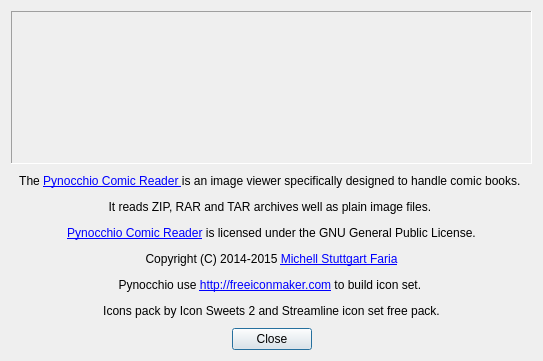
Before: the Qt Designer form view/about_dialog.ui in mstuttgart/pynocchio, drawn with Qt 5.
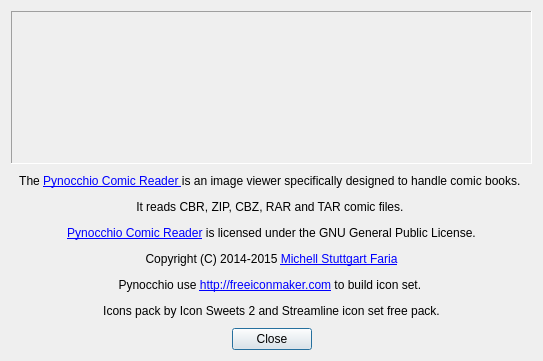
After: the same form once the commit is applied. Icons and pictures are not drawn.

Commit message: AboutDialog translation updated

```diff
--- a/view/about_dialog.ui
+++ b/view/about_dialog.ui
@@ -60,7 +60,13 @@
       <string notr="true"/>
      </property>
      <property name="text">
-      <string notr="true">&lt;html&gt;&lt;head/&gt;&lt;body&gt;&lt;p&gt;The &lt;a href=&quot;http://mstuttgart.github.io/pynocchio-comic-reader/&quot;&gt;&lt;span style=&quot; text-decoration: underline; color:#0000ff;&quot;&gt;Pynocchio Comic Reader &lt;/span&gt;&lt;/a&gt; is an image viewer specifically designed to handle comic books. &lt;/p&gt;&lt;p&gt;It reads ZIP, RAR and TAR archives well as plain image files. &lt;/p&gt;&lt;p&gt;&lt;a href=&quot;http://mstuttgart.github.io/pynocchio-comic-reader/&quot;&gt;&lt;span style=&quot; text-decoration: underline; color:#0000ff;&quot;&gt;Pynocchio Comic Reader&lt;/span&gt;&lt;/a&gt; is licensed under the GNU General Public License.&lt;/p&gt;&lt;p&gt;Copyright (C) 2014-2015 &lt;a href=&quot;https://github.com/mstuttgart&quot;&gt;&lt;span style=&quot; text-decoration: underline; color:#0000ff;&quot;&gt;Michell Stuttgart Faria&lt;/span&gt;&lt;/a&gt;&lt;/p&gt;&lt;p&gt;Pynocchio use &lt;a href=&quot;Free Icon Maker&quot;&gt;&lt;span style=&quot; text-decoration: underline; color:#0000ff;&quot;&gt;http://freeiconmaker.com&lt;/span&gt;&lt;/a&gt; to build icon set.  &lt;/p&gt;&lt;p&gt;Icons pack by Icon Sweets 2 and Streamline icon set free pack.&lt;/p&gt;&lt;/body&gt;&lt;/html&gt;</string>
+      <string>&lt;html&gt;&lt;head/&gt;&lt;body&gt;&lt;p&gt;The &lt;a href=&quot;http://mstuttgart.github.io/pynocchio-comic-reader/&quot;&gt;&lt;span style=&quot; text-decoration: underline; color:#0000ff;&quot;&gt;Pynocchio Comic Reader &lt;/span&gt;&lt;/a&gt;is an image viewer specifically designed to handle comic books. &lt;/p&gt;&lt;p&gt;It reads CBR, ZIP, CBZ, RAR and TAR comic files. &lt;/p&gt;&lt;p&gt;&lt;a href=&quot;http://mstuttgart.github.io/pynocchio-comic-reader/&quot;&gt;&lt;span style=&quot; text-decoration: underline; color:#0000ff;&quot;&gt;Pynocchio Comic Reader&lt;/span&gt;&lt;/a&gt; is licensed under the GNU General Public License.&lt;/p&gt;&lt;p&gt;Copyright (C) 2014-2015 &lt;a href=&quot;https://github.com/mstuttgart&quot;&gt;&lt;span style=&quot; text-decoration: underline; color:#0000ff;&quot;&gt;Michell Stuttgart Faria&lt;/span&gt;&lt;/a&gt;&lt;/p&gt;&lt;p&gt;Pynocchio use &lt;a href=&quot;Free Icon Maker&quot;&gt;&lt;span style=&quot; text-decoration: underline; color:#0000ff;&quot;&gt;http://freeiconmaker.com&lt;/span&gt;&lt;/a&gt; to build icon set. &lt;/p&gt;&lt;p&gt;Icons pack by Icon Sweets 2 and Streamline icon set free pack.&lt;/p&gt;&lt;/body&gt;&lt;/html&gt;</string>
+     </property>
+     <property name="textFormat">
+      <enum>Qt::AutoText</enum>
+     </property>
+     <property name="scaledContents">
+      <bool>true</bool>
      </property>
      <property name="alignment">
       <set>Qt::AlignCenter</set>
```
The commit also changes 4 other files.
